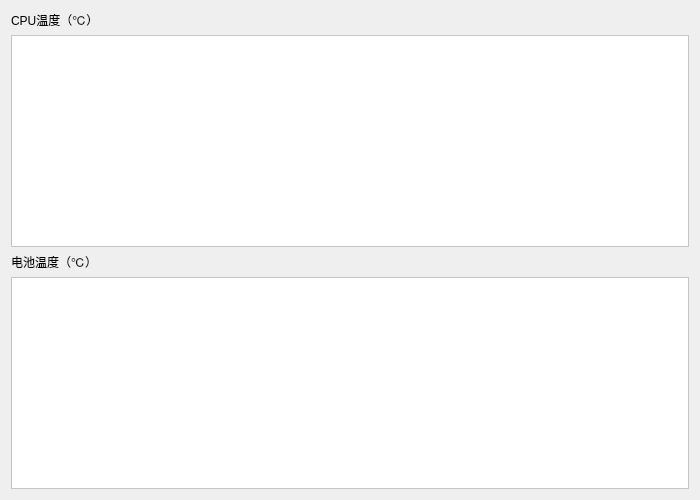
Old version of the form src/princekin/ui/performance/tempdetail.ui in the repository chorushe/princekin.
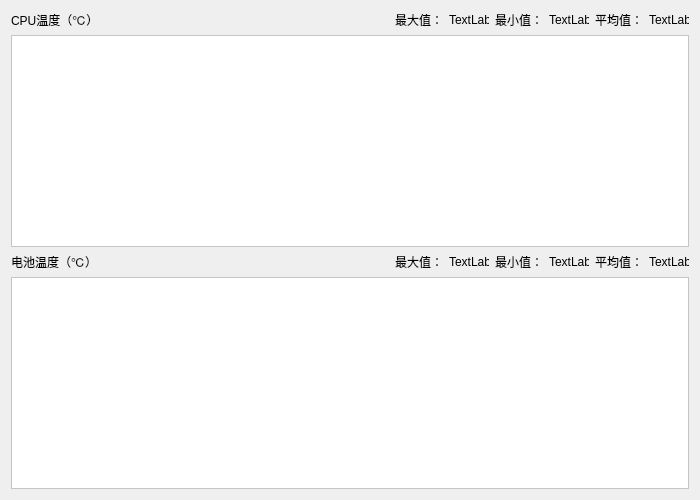
New version of the form.

The edit to the form file:
```diff
--- a/src/princekin/ui/performance/tempdetail.ui
+++ b/src/princekin/ui/performance/tempdetail.ui
@@ -17,17 +17,117 @@
    <item row="0" column="0">
     <layout class="QVBoxLayout" name="rightLayout">
      <item>
-      <widget class="QLabel" name="label">
-       <property name="sizePolicy">
-        <sizepolicy hsizetype="Expanding" vsizetype="Fixed">
-         <horstretch>0</horstretch>
-         <verstretch>0</verstretch>
-        </sizepolicy>
-       </property>
-       <property name="text">
-        <string>CPU温度（℃）</string>
-       </property>
-      </widget>
+      <layout class="QHBoxLayout" name="horizontalLayout_2">
+       <item>
+        <widget class="QLabel" name="label">
+         <property name="sizePolicy">
+          <sizepolicy hsizetype="Expanding" vsizetype="Fixed">
+           <horstretch>0</horstretch>
+           <verstretch>0</verstretch>
+          </sizepolicy>
+         </property>
+         <property name="text">
+          <string>CPU温度（℃）</string>
+         </property>
+        </widget>
+       </item>
+       <item>
+        <widget class="QLabel" name="label_6">
+         <property name="text">
+          <string>最大值：</string>
+         </property>
+        </widget>
+       </item>
+       <item>
+        <widget class="QLabel" name="cpuTempMaxLabel">
+         <property name="sizePolicy">
+          <sizepolicy hsizetype="Fixed" vsizetype="Preferred">
+           <horstretch>0</horstretch>
+           <verstretch>0</verstretch>
+          </sizepolicy>
+         </property>
+         <property name="minimumSize">
+          <size>
+           <width>40</width>
+           <height>0</height>
+          </size>
+         </property>
+         <property name="maximumSize">
+          <size>
+           <width>40</width>
+           <height>16777215</height>
+          </size>
+         </property>
+         <property name="text">
+          <string>TextLabel</string>
+         </property>
+        </widget>
+       </item>
+       <item>
+        <widget class="QLabel" name="label_5">
+         <property name="text">
+          <string>最小值：</string>
+         </property>
+        </widget>
+       </item>
+       <item>
+        <widget class="QLabel" name="cpuTempMinLabel">
+         <property name="sizePolicy">
+          <sizepolicy hsizetype="Fixed" vsizetype="Preferred">
+           <horstretch>0</horstretch>
+           <verstretch>0</verstretch>
+          </sizepolicy>
+         </property>
+         <property name="minimumSize">
+          <size>
+           <width>40</width>
+           <height>0</height>
+          </size>
+         </property>
+         <property name="maximumSize">
+          <size>
+           <width>40</width>
+           <height>16777215</height>
+          </size>
+         </property>
+         <property name="text">
+          <string>TextLabel</string>
+         </property>
+        </widget>
+       </item>
+       <item>
+        <widget class="QLabel" name="label_7">
+         <property name="text">
+          <string>平均值：</string>
+         </property>
+        </widget>
+       </item>
+       <item>
+        <widget class="QLabel" name="cpuTempAveLabel">
+         <property name="sizePolicy">
+          <sizepolicy hsizetype="Fixed" vsizetype="Preferred">
+           <horstretch>0</horstretch>
+           <verstretch>0</verstretch>
+          </sizepolicy>
+         </property>
+         <property name="minimumSize">
+          <size>
+           <width>40</width>
+           <height>0</height>
+          </size>
+         </property>
+         <property name="maximumSize">
+          <size>
+           <width>40</width>
+           <height>16777215</height>
+          </size>
+         </property>
+         <property name="text">
+          <string>TextLabel</string>
+         </property>
+        </widget>
+       </item>
+      </layout>
      </item>
      <item>
       <widget class="QTextEdit" name="cpuTempTextEdit">
@@ -37,17 +137,111 @@
       </widget>
      </item>
      <item>
-      <widget class="QLabel" name="batteryLabel">
-       <property name="sizePolicy">
-        <sizepolicy hsizetype="Expanding" vsizetype="Fixed">
-         <horstretch>0</horstretch>
-         <verstretch>0</verstretch>
-        </sizepolicy>
-       </property>
-       <property name="text">
-        <string>电池温度（℃）</string>
-       </property>
-      </widget>
+      <layout class="QHBoxLayout" name="horizontalLayout">
+       <item>
+        <widget class="QLabel" name="batteryLabel">
+         <property name="sizePolicy">
+          <sizepolicy hsizetype="Expanding" vsizetype="Fixed">
+           <horstretch>0</horstretch>
+           <verstretch>0</verstretch>
+          </sizepolicy>
+         </property>
+         <property name="text">
+          <string>电池温度（℃）</string>
+         </property>
+        </widget>
+       </item>
+       <item>
+        <widget class="QLabel" name="label_2">
+         <property name="text">
+          <string>最大值：</string>
+         </property>
+        </widget>
+       </item>
+       <item>
+        <widget class="QLabel" name="batteryMaxLabel">
+         <property name="sizePolicy">
+          <sizepolicy hsizetype="Fixed" vsizetype="Preferred">
+           <horstretch>0</horstretch>
+           <verstretch>0</verstretch>
+          </sizepolicy>
+         </property>
+         <property name="minimumSize">
+          <size>
+           <width>40</width>
+           <height>0</height>
+          </size>
+         </property>
+         <property name="maximumSize">
+          <size>
+           <width>40</width>
+           <height>16777215</height>
+          </size>
+         </property>
+         <property name="text">
+          <string>TextLabel</string>
+         </property>
+        </widget>
+       </item>
+       <item>
+        <widget class="QLabel" name="label_3">
+         <property name="text">
+          <string>最小值：</string>
+         </property>
+        </widget>
+       </item>
+       <item>
+        <widget class="QLabel" name="batteryMinLabel">
+         <property name="sizePolicy">
+          <sizepolicy hsizetype="Fixed" vsizetype="Preferred">
+           <horstretch>40</horstretch>
+           <verstretch>0</verstretch>
+          </sizepolicy>
+         </property>
+         <property name="maximumSize">
+          <size>
+           <width>40</width>
+           <height>16777215</height>
+          </size>
+         </property>
+         <property name="text">
+          <string>TextLabel</string>
+         </property>
+        </widget>
+       </item>
+       <item>
+        <widget class="QLabel" name="label_4">
+         <property name="text">
+          <string>平均值：</string>
+         </property>
+        </widget>
+       </item>
+       <item>
+        <widget class="QLabel" name="batteryAveLabel">
+         <property name="sizePolicy">
+          <sizepolicy hsizetype="Fixed" vsizetype="Preferred">
+           <horstretch>0</horstretch>
+           <verstretch>0</verstretch>
+          </sizepolicy>
+         </property>
+         <property name="minimumSize">
+          <size>
+           <width>40</width>
+           <height>0</height>
+          </size>
+         </property>
+         <property name="maximumSize">
+          <size>
+           <width>40</width>
+           <height>16777215</height>
+          </size>
+         </property>
+         <property name="text">
+          <string>TextLabel</string>
+         </property>
+        </widget>
+       </item>
+      </layout>
      </item>
      <item>
       <widget class="QTextEdit" name="batteryTextEdit">
```
Left out of the diff: 2 changed lines with no effect on the pictures.
